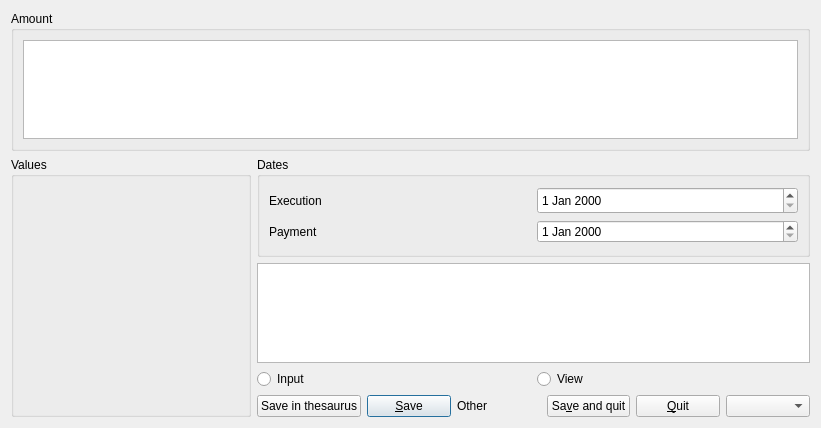
FreeHealth/freehealth, file plugins/accountplugin/receipts/receiptviewer.ui: the form before one commit.
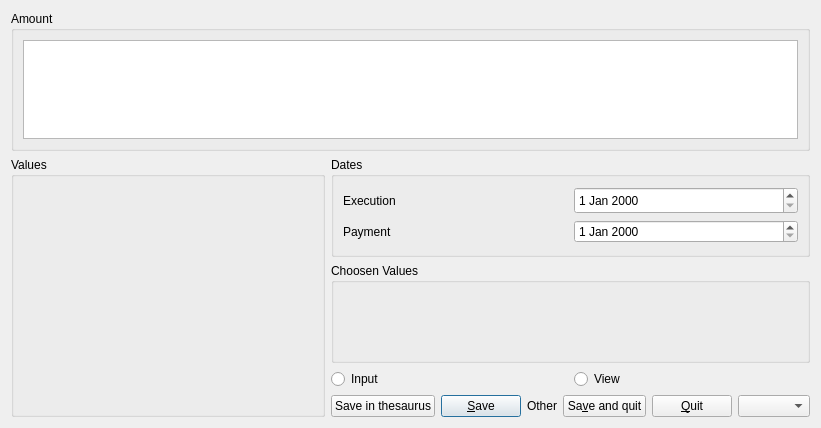
The form after the commit.

Patch:
```diff
--- a/plugins/accountplugin/receipts/receiptviewer.ui
+++ b/plugins/accountplugin/receipts/receiptviewer.ui
@@ -127,9 +127,6 @@
        </layout>
       </widget>
      </item>
-     <item row="2" column="1">
-      <widget class="QListView" name="returnedListView"/>
-     </item>
      <item row="3" column="1">
       <layout class="QHBoxLayout" name="horizontalLayout">
        <item>
@@ -208,6 +205,19 @@
        </item>
       </layout>
      </item>
+     <item row="2" column="1">
+      <widget class="QGroupBox" name="choosenValuesBox">
+       <property name="minimumSize">
+        <size>
+         <width>0</width>
+         <height>100</height>
+        </size>
+       </property>
+       <property name="title">
+        <string>Choosen Values</string>
+       </property>
+      </widget>
+     </item>
     </layout>
    </item>
   </layout>
```
Left out of the diff: 6 changed lines with no effect on the pictures.
